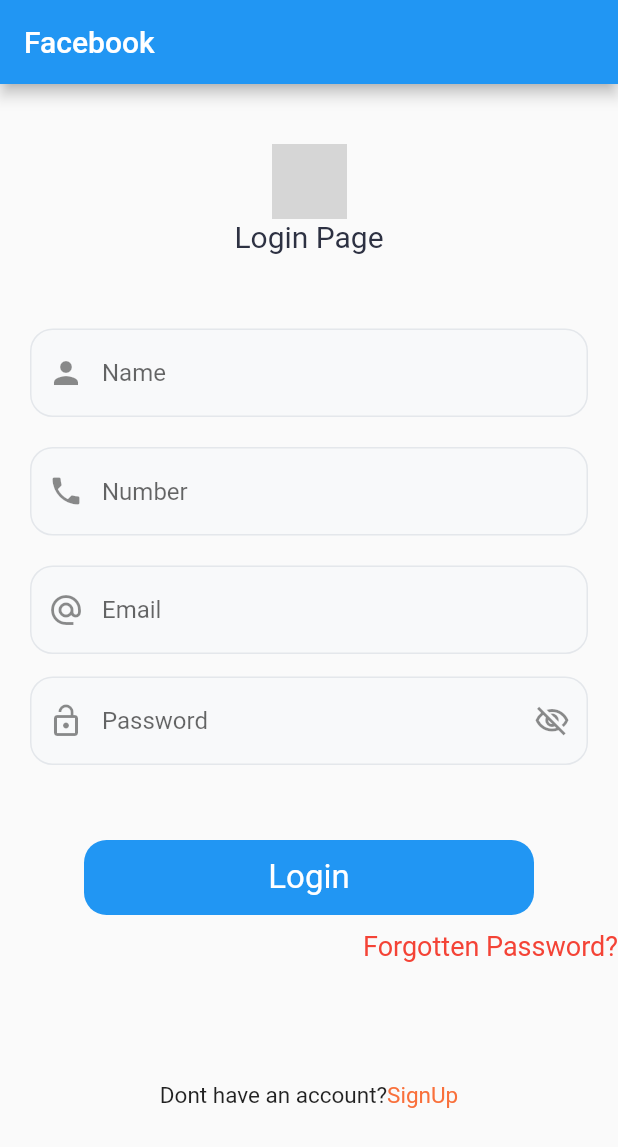
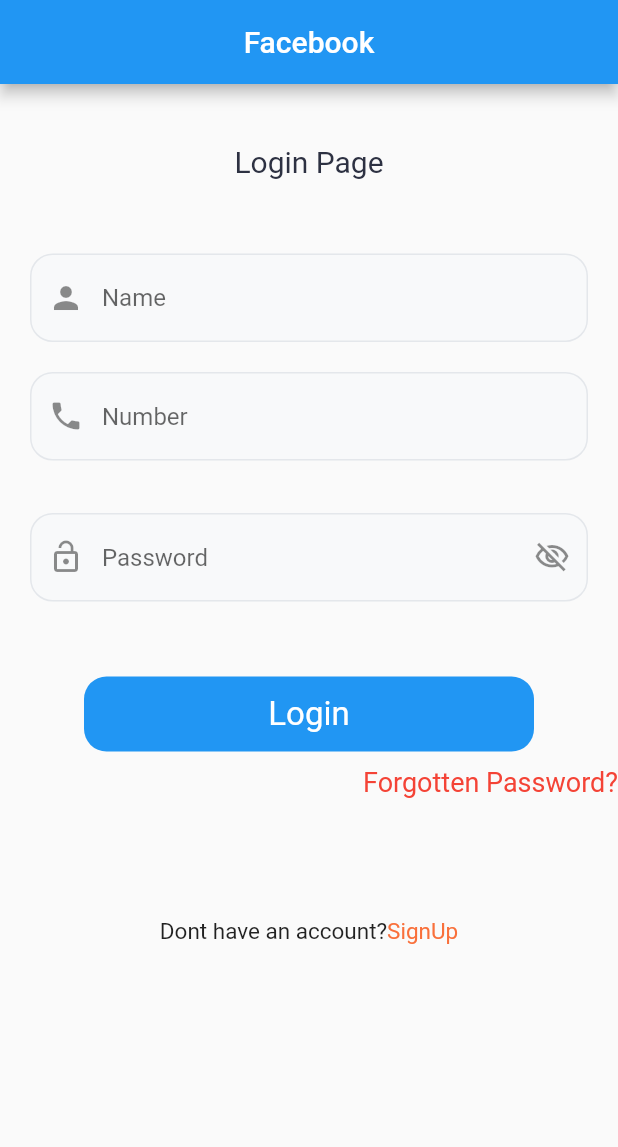
Before and after one commit to Muhammad-Ibrar/Devmaze-Fellowship, a Flutter app: the screen it shows after launch, on a phone screen of 412 x 824 dp. Shown: the top 1147 px of the screen. Run offline on Flutter 3.47's test engine with Material 2 defaults, Android fonts, the phone set to English and light mode, and no system bars; grey boxes are pictures that could not be loaded.

Commit message:
Update main.dart

```diff
--- a/login_page/lib/main.dart
+++ b/login_page/lib/main.dart
@@ -12,6 +12,7 @@ class MyApp extends StatelessWidget {
       home: Scaffold(
         appBar: AppBar(
           title: const Text('Facebook'),
+          centerTitle: true,
           backgroundColor: Colors.blue,
         ),
 
@@ -24,12 +25,12 @@ class MyApp extends StatelessWidget {
               Row(
                 mainAxisAlignment: MainAxisAlignment.center,
                 children:  const[
-                  Image(
-                      image: NetworkImage('https://image.shutterstock.com/image-photo/kiev-ukraine-april-27-2015-260nw-278925056.jpg'),
-                    height: 50,
-                    width: 50,
-
-                  ),
+                  // Image(
+                  //     image: NetworkImage('https://www.google.com/imgres?imgurl=https%3A%2F%2Flogolook.net%2Fwp-content%2Fuploads%2F2021%2F06%2FFacebook-Logo.svg&imgrefurl=https%3A%2F%2Flogolook.net%2Ffacebook-logo%2F&tbnid=MpznMpo8AQlPmM&vet=12ahUKEwjQmebnzKT9AhV6picCHVq4DtAQMygBegUIARCfAQ..i&docid=IiRNHk469nvWeM&w=4096&h=2304&q=facebook%20images&ved=2ahUKEwjQmebnzKT9AhV6picCHVq4DtAQMygBegUIARCfAQ'),
+                  //   height: 50,
+                  //   width: 50,
+                  //
+                  // ),
 
                 ],
 
@@ -99,29 +100,29 @@ class MyApp extends StatelessWidget {
                 ),
 
                const SizedBox(height: 20),
-               Padding(
-                   padding: const EdgeInsets.only(left: 20 , right: 20),
-                 child: TextFormField(
-                   decoration:  InputDecoration(
-                     hintText: 'Email',
-                     filled: true,
-                     fillColor:const Color(0xffF8F9FA),
-                     prefixIcon:const Icon(Icons.alternate_email),
-                     focusedBorder:OutlineInputBorder(
-                       borderSide: const BorderSide(color: Color(0xffE4E7EB)),
-                       borderRadius: BorderRadius.circular(15)
-
-                     ),
-                     enabledBorder:OutlineInputBorder(
-                         borderSide: const BorderSide(color: Color(0xffE4E7EB)),
-                         borderRadius: BorderRadius.circular(15)
-
-                     ),
-
-                   ),
-                 ),
-
-               ),
+               // Padding(
+               //     padding: const EdgeInsets.only(left: 20 , right: 20),
+               //   child: TextFormField(
+               //     decoration:  InputDecoration(
+               //       hintText: 'Email',
+               //       filled: true,
+               //       fillColor:const Color(0xffF8F9FA),
+               //       prefixIcon:const Icon(Icons.alternate_email),
+               //       focusedBorder:OutlineInputBorder(
+               //         borderSide: const BorderSide(color: Color(0xffE4E7EB)),
+               //         borderRadius: BorderRadius.circular(15)
+               //
+               //       ),
+               //       enabledBorder:OutlineInputBorder(
+               //           borderSide: const BorderSide(color: Color(0xffE4E7EB)),
+               //           borderRadius: BorderRadius.circular(15)
+               //
+               //       ),
+               //
+               //     ),
+               //   ),
+               //
+               // ),
                const SizedBox(height: 15),
                Padding(
                    padding: const EdgeInsets.only(left: 20 , right: 20),
```
